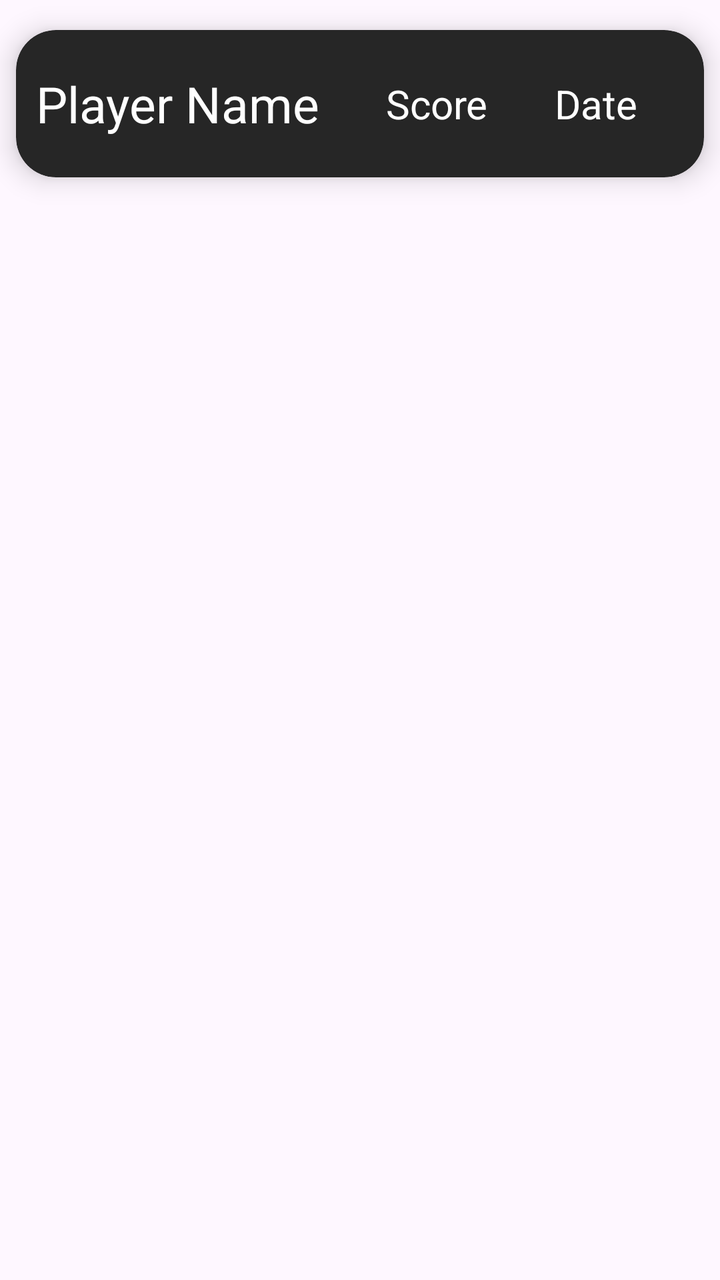
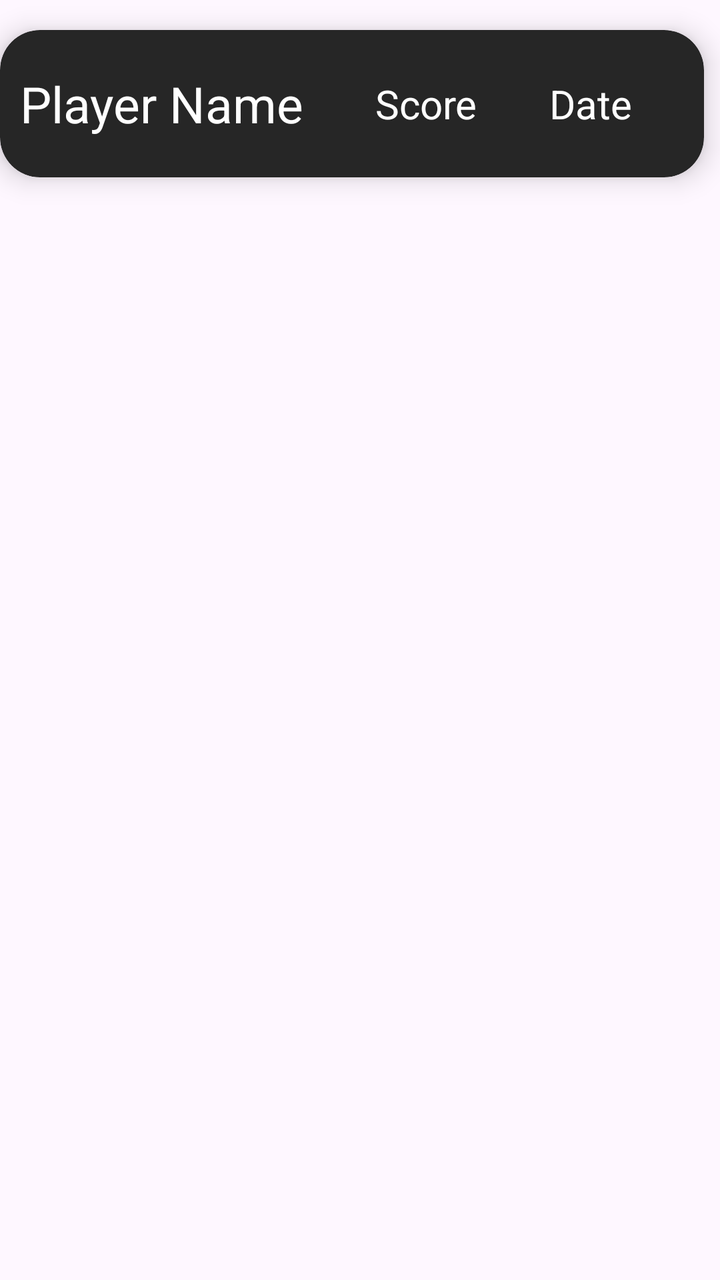

Compare the two renders of this Android layout. The source of the first and the diff that turns it into the second are given below.
<!-- AndroidManifest.xml: application theme Theme.SaimonSays -->
<!-- res/layout/row.xml -->
<?xml version="1.0" encoding="utf-8"?>
<androidx.constraintlayout.widget.ConstraintLayout xmlns:android="http://schemas.android.com/apk/res/android"
    xmlns:app="http://schemas.android.com/apk/res-auto"
    xmlns:tools="http://schemas.android.com/tools"
    android:layout_width="match_parent"
    android:layout_height="wrap_content">

    <androidx.cardview.widget.CardView
        android:layout_width="match_parent"
        android:layout_height="wrap_content"
        android:layout_marginTop="15dp"
        android:layout_marginBottom="5dp"
        android:layout_marginStart="8dp"
        android:layout_marginEnd="8dp"
        app:cardBackgroundColor="@color/cardcolor"
        app:cardCornerRadius="20dp"
        app:cardElevation="8dp"
        app:layout_constraintTop_toTopOf="parent"
        app:layout_constraintStart_toStartOf="parent"
        app:layout_constraintEnd_toEndOf="parent">

        <androidx.constraintlayout.widget.ConstraintLayout
            android:layout_width="match_parent"
            android:layout_height="wrap_content"
            android:paddingTop="20dp"
            android:paddingBottom="20dp">

            <TextView
                android:id="@+id/playerName"
                android:layout_width="wrap_content"
                android:layout_height="wrap_content"
                android:layout_marginStart="10dp"
                android:text="Player Name"
                android:textColor="@color/white"
                android:textSize="25sp"
                app:layout_constraintBottom_toBottomOf="parent"
                app:layout_constraintStart_toStartOf="parent"
                app:layout_constraintTop_toTopOf="parent" />

            <TextView
                android:id="@+id/score"
                android:layout_width="wrap_content"
                android:layout_height="wrap_content"
                android:text="Score"
                android:textSize="20dp"
                android:textColor="@color/white"
                app:layout_constraintBottom_toBottomOf="parent"
                app:layout_constraintEnd_toStartOf="@+id/date"
                app:layout_constraintMarginStart="50dp"
                app:layout_constraintStart_toEndOf="@id/playerName"
                app:layout_constraintTop_toTopOf="parent" />

            <TextView
                android:id="@+id/date"
                android:layout_width="wrap_content"
                android:layout_height="wrap_content"
                android:text="Date"
                android:textSize="20dp"
                android:textColor="@color/white"
                app:layout_constraintStart_toEndOf="@id/score"
                app:layout_constraintTop_toTopOf="parent"
                app:layout_constraintBottom_toBottomOf="parent"
                app:layout_constraintMarginStart="50dp"
                app:layout_constraintEnd_toEndOf="parent" />

        </androidx.constraintlayout.widget.ConstraintLayout>
    </androidx.cardview.widget.CardView>
</androidx.constraintlayout.widget.ConstraintLayout>
<!-- resources referenced by this layout -->
<resources>
  <color name="cardcolor">#262626</color>
  <color name="white">#FFFFFFFF</color>
  <style name="Theme.SaimonSays" parent="Base.Theme.SaimonSays" />
  <style name="Base.Theme.SaimonSays" parent="Theme.Material3.DayNight.NoActionBar">
          
          
      </style>
</resources>

<!-- the commit's change to res/layout/row.xml (unified diff, before → after) -->
@@ -10,7 +10,7 @@
         android:layout_height="wrap_content"
         android:layout_marginTop="15dp"
         android:layout_marginBottom="5dp"
-        android:layout_marginStart="8dp"
+
         android:layout_marginEnd="8dp"
         app:cardBackgroundColor="@color/cardcolor"
         app:cardCornerRadius="20dp"
@@ -46,7 +46,6 @@
                 android:textColor="@color/white"
                 app:layout_constraintBottom_toBottomOf="parent"
                 app:layout_constraintEnd_toStartOf="@+id/date"
-                app:layout_constraintMarginStart="50dp"
                 app:layout_constraintStart_toEndOf="@id/playerName"
                 app:layout_constraintTop_toTopOf="parent" />
 
@@ -60,7 +59,6 @@
                 app:layout_constraintStart_toEndOf="@id/score"
                 app:layout_constraintTop_toTopOf="parent"
                 app:layout_constraintBottom_toBottomOf="parent"
-                app:layout_constraintMarginStart="50dp"
                 app:layout_constraintEnd_toEndOf="parent" />
 
         </androidx.constraintlayout.widget.ConstraintLayout>
